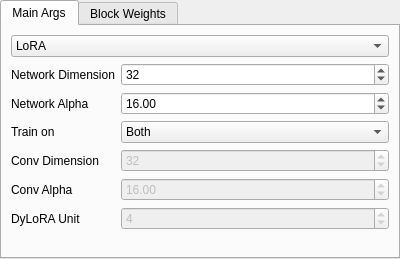
Above: ui_files/NetworkUI.ui from derrian-distro/LoRA_Easy_Training_Scripts before the change. Below: the same form after it.
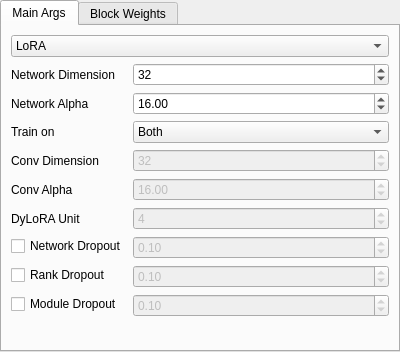
That is the form after the change. Custom widgets are drawn as their Qt base class.

```diff
--- a/ui_files/NetworkUI.ui
+++ b/ui_files/NetworkUI.ui
@@ -7,7 +7,7 @@
     <x>0</x>
     <y>0</y>
     <width>400</width>
-    <height>259</height>
+    <height>352</height>
    </rect>
   </property>
   <property name="minimumSize">
@@ -259,6 +259,96 @@
          </property>
         </widget>
        </item>
+       <item row="7" column="0">
+        <widget class="QCheckBox" name="network_dropout_enable">
+         <property name="enabled">
+          <bool>true</bool>
+         </property>
+         <property name="text">
+          <string>Network Dropout</string>
+         </property>
+        </widget>
+       </item>
+       <item row="7" column="1">
+        <widget class="DoubleSpinBox" name="network_dropout_input">
+         <property name="enabled">
+          <bool>false</bool>
+         </property>
+         <property name="focusPolicy">
+          <enum>Qt::StrongFocus</enum>
+         </property>
+         <property name="toolTip">
+          <string>&lt;html&gt;&lt;head/&gt;&lt;body&gt;&lt;p&gt;Is a random chance that on any given step a neuron will be dropped out, encourages the model to diversify it's training &lt;/p&gt;&lt;/body&gt;&lt;/html&gt;</string>
+         </property>
+         <property name="maximum">
+          <double>1.000000000000000</double>
+         </property>
+         <property name="singleStep">
+          <double>0.010000000000000</double>
+         </property>
+         <property name="value">
+          <double>0.100000000000000</double>
+         </property>
+        </widget>
+       </item>
+       <item row="8" column="0">
+        <widget class="QCheckBox" name="rank_dropout_enable">
+         <property name="text">
+          <string>Rank Dropout</string>
+         </property>
+        </widget>
+       </item>
+       <item row="8" column="1">
+        <widget class="DoubleSpinBox" name="rank_dropout_input">
+         <property name="enabled">
+          <bool>false</bool>
+         </property>
+         <property name="focusPolicy">
+          <enum>Qt::StrongFocus</enum>
+         </property>
+         <property name="toolTip">
+          <string>&lt;html&gt;&lt;head/&gt;&lt;body&gt;&lt;p&gt;Dropouts each dim of a lora at the rate specified, This is unproven, use at your own risk.&lt;/p&gt;&lt;/body&gt;&lt;/html&gt;</string>
+         </property>
+         <property name="maximum">
+          <double>1.000000000000000</double>
+         </property>
+         <property name="singleStep">
+          <double>0.010000000000000</double>
+         </property>
+         <property name="value">
+          <double>0.100000000000000</double>
+         </property>
+        </widget>
+       </item>
+       <item row="9" column="0">
+        <widget class="QCheckBox" name="module_dropout_enable">
+         <property name="text">
+          <string>Module Dropout</string>
+         </property>
+        </widget>
+       </item>
+       <item row="9" column="1">
+        <widget class="DoubleSpinBox" name="module_dropout_input">
+         <property name="enabled">
+          <bool>false</bool>
+         </property>
+         <property name="focusPolicy">
+          <enum>Qt::StrongFocus</enum>
+         </property>
+         <property name="toolTip">
+          <string>&lt;html&gt;&lt;head/&gt;&lt;body&gt;&lt;p&gt;Drops out each module at the specified probability. Module dropout has not be verified, use at your own risk.&lt;/p&gt;&lt;/body&gt;&lt;/html&gt;</string>
+         </property>
+         <property name="maximum">
+          <double>1.000000000000000</double>
+         </property>
+         <property name="singleStep">
+          <double>0.010000000000000</double>
+         </property>
+         <property name="value">
+          <double>0.100000000000000</double>
+         </property>
+        </widget>
+       </item>
       </layout>
      </widget>
      <widget class="QWidget" name="block_weight_tab">
```
Left out of the diff: 2 changed lines with no effect on the pictures.
